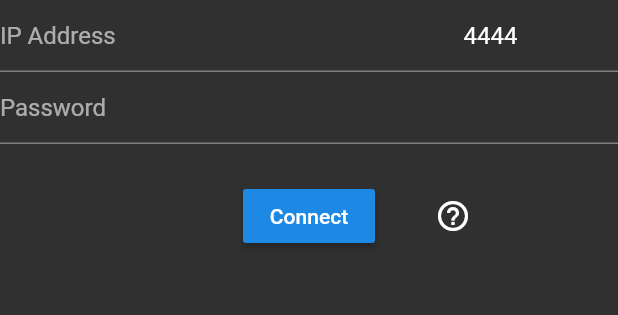
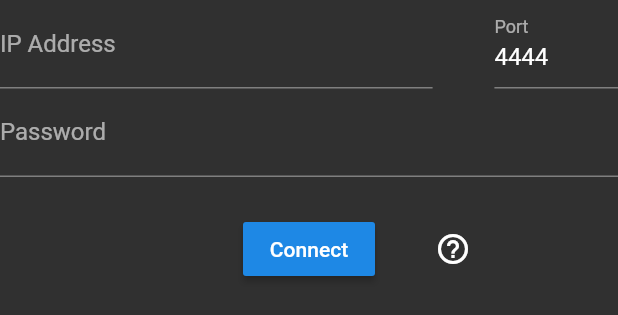
Before and after one commit to Seven-112/obs_blade, a Flutter app: the ConnectForm widget shown alone on an empty page, opened directly, on a phone screen of 412 x 824 dp. Shown: the top 315 px of the screen. Run offline on Flutter 3.47's test engine with Material 2 defaults, Android fonts, the phone set to English and light mode, and no system bars; our stand-ins replace connectivity, mobx; missing offline and left inert: mobx_provider, tcp_scanner; generated files the repository leaves out were written again.

Commit message:
changed autodiscover placeholder text (now label instead of hint) so it will be visible even though it has input

```diff
--- a/lib/views/landing/widgets/connect_form/connect_form.dart
+++ b/lib/views/landing/widgets/connect_form/connect_form.dart
@@ -20,10 +20,12 @@ class _ConnectFormState extends State<ConnectForm> {
           Row(
             children: <Widget>[
               Flexible(
-                flex: 3,
+                flex: 7,
                 child: TextFormField(
                   controller: _ip,
-                  decoration: InputDecoration(hintText: 'IP Address'),
+                  decoration: InputDecoration(
+                    labelText: 'IP Address',
+                  ),
                   validator: (text) {
                     List<String> ip = text.split('.');
                     if (ip.length == 4 &&
@@ -38,11 +40,14 @@ class _ConnectFormState extends State<ConnectForm> {
                   },
                 ),
               ),
+              Spacer(),
               Flexible(
-                flex: 1,
+                flex: 2,
                 child: TextFormField(
                   controller: _port,
-                  decoration: InputDecoration(hintText: 'Port'),
+                  decoration: InputDecoration(
+                    labelText: 'Port',
+                  ),
                   validator: (text) {
                     int port = int.tryParse(text);
                     if (port != null && port > 0 && port <= 65535) {
@@ -56,7 +61,7 @@ class _ConnectFormState extends State<ConnectForm> {
           ),
           TextFormField(
             controller: _pw,
-            decoration: InputDecoration(hintText: 'Password'),
+            decoration: InputDecoration(labelText: 'Password'),
           ),
           Padding(
             padding: const EdgeInsets.only(top: 24.0),
```
